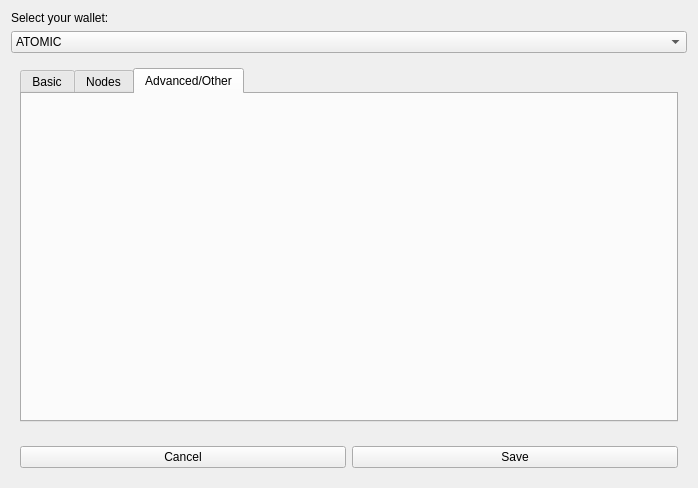
cryptostiltskin/CoinConfManager, file cryptoCoinConfCreator/confcreationwidget.ui: the form before one commit.
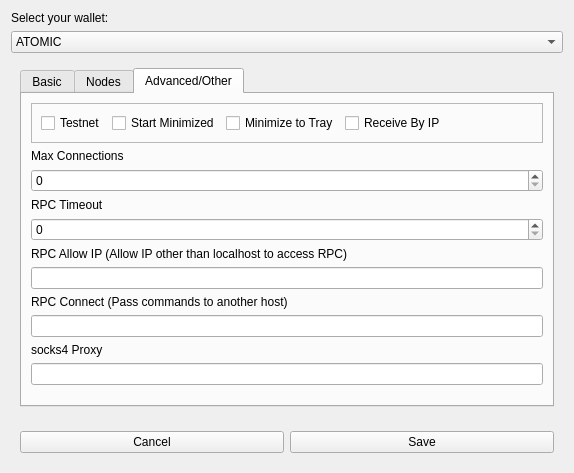
The form after the commit. The open tabs and pages were chosen to show the change.

Diff of the .ui file:
```diff
--- a/cryptoCoinConfCreator/confcreationwidget.ui
+++ b/cryptoCoinConfCreator/confcreationwidget.ui
@@ -6,8 +6,8 @@
    <rect>
     <x>0</x>
     <y>0</y>
-    <width>698</width>
-    <height>488</height>
+    <width>574</width>
+    <height>464</height>
    </rect>
   </property>
   <property name="windowTitle">
@@ -221,6 +221,124 @@
          <attribute name="title">
           <string>Advanced/Other</string>
          </attribute>
+         <layout class="QVBoxLayout" name="verticalLayout_5">
+          <item>
+           <widget class="QFrame" name="frame_6">
+            <property name="frameShape">
+             <enum>QFrame::StyledPanel</enum>
+            </property>
+            <property name="frameShadow">
+             <enum>QFrame::Raised</enum>
+            </property>
+            <layout class="QHBoxLayout" name="horizontalLayout_5">
+             <item>
+              <widget class="QCheckBox" name="checkBox_testnet">
+               <property name="text">
+                <string>Testnet</string>
+               </property>
+              </widget>
+             </item>
+             <item>
+              <widget class="QCheckBox" name="checkBox_startMini">
+               <property name="text">
+                <string>Start Minimized</string>
+               </property>
+              </widget>
+             </item>
+             <item>
+              <widget class="QCheckBox" name="checkBox_startTrayed">
+               <property name="text">
+                <string>Minimize to Tray</string>
+               </property>
+              </widget>
+             </item>
+             <item>
+              <widget class="QCheckBox" name="checkBox_receiveByIP">
+               <property name="text">
+                <string>Receive By IP</string>
+               </property>
+              </widget>
+             </item>
+             <item>
+              <spacer name="horizontalSpacer">
+               <property name="orientation">
+                <enum>Qt::Horizontal</enum>
+               </property>
+               <property name="sizeHint" stdset="0">
+                <size>
+                 <width>40</width>
+                 <height>20</height>
+                </size>
+               </property>
+              </spacer>
+             </item>
+            </layout>
+           </widget>
+          </item>
+          <item>
+           <widget class="QLabel" name="label_8">
+            <property name="text">
+             <string>Max Connections</string>
+            </property>
+           </widget>
+          </item>
+          <item>
+           <widget class="QSpinBox" name="spinBox_maxConnections"/>
+          </item>
+          <item>
+           <widget class="QLabel" name="label_9">
+            <property name="text">
+             <string>RPC Timeout</string>
+            </property>
+           </widget>
+          </item>
+          <item>
+           <widget class="QSpinBox" name="spinBox_RPCTimeout"/>
+          </item>
+          <item>
+           <widget class="QLabel" name="label_10">
+            <property name="text">
+             <string>RPC Allow IP (Allow IP other than localhost to access RPC)</string>
+            </property>
+           </widget>
+          </item>
+          <item>
+           <widget class="QLineEdit" name="lineEdit_13"/>
+          </item>
+          <item>
+           <widget class="QLabel" name="label_11">
+            <property name="text">
+             <string>RPC Connect (Pass commands to another host)</string>
+            </property>
+           </widget>
+          </item>
+          <item>
+           <widget class="QLineEdit" name="lineEdit_14"/>
+          </item>
+          <item>
+           <widget class="QLabel" name="label_7">
+            <property name="text">
+             <string>socks4 Proxy</string>
+            </property>
+           </widget>
+          </item>
+          <item>
+           <widget class="QLineEdit" name="lineEdit_socks4"/>
+          </item>
+          <item>
+           <spacer name="verticalSpacer_3">
+            <property name="orientation">
+             <enum>Qt::Vertical</enum>
+            </property>
+            <property name="sizeHint" stdset="0">
+             <size>
+              <width>20</width>
+              <height>40</height>
+             </size>
+            </property>
+           </spacer>
+          </item>
+         </layout>
         </widget>
        </widget>
       </item>
```
Left out of the diff: 132 changed lines with no effect on the pictures.
